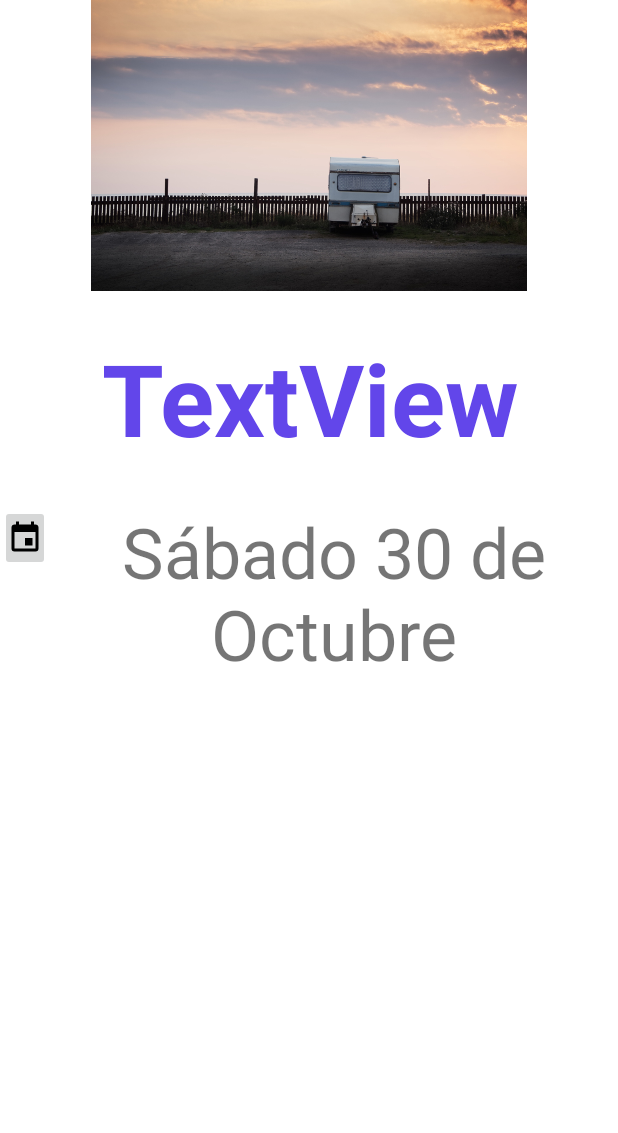
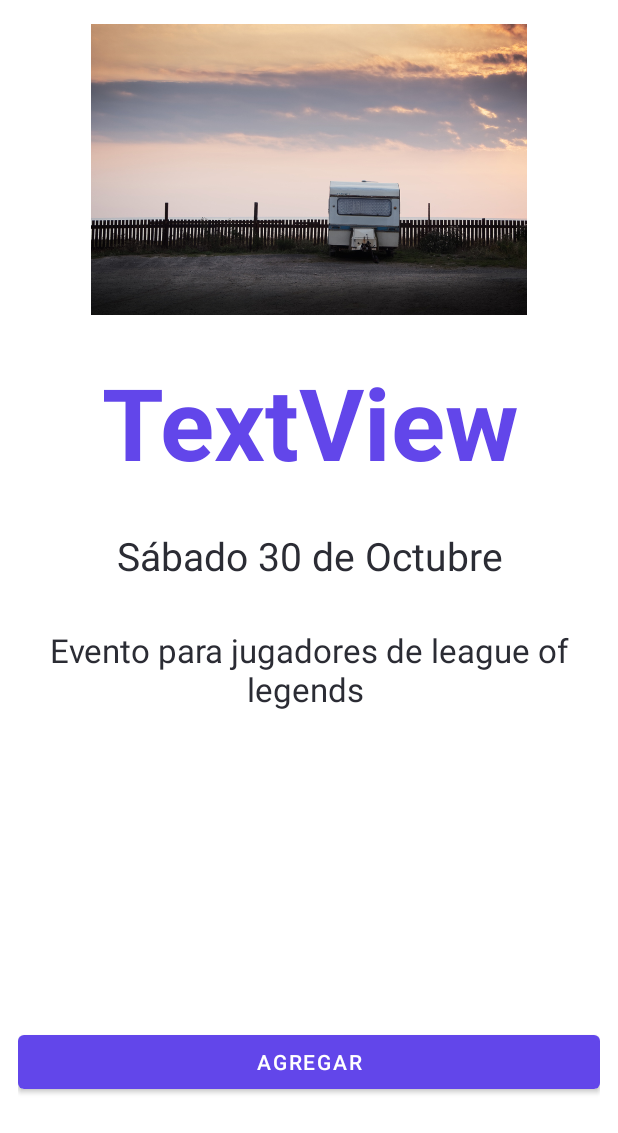
Before and after one commit to cenfo-418-teapot/Palfinder, an Android app: the layout fragment_event_detail.xml on its own in the app's theme, with its tools: preview values and no code run, on a phone screen of 412 x 824 dp. Shown: the top 1133 px of the screen. Run offline under Robolectric (Android 15) with nearby library versions, the phone set to English and light mode, and no system bars; Roboto replaces fonts that are not available here.

Commit message:
Detalles de Evento

```diff
--- a/app/src/main/res/layout/fragment_event_detail.xml
+++ b/app/src/main/res/layout/fragment_event_detail.xml
@@ -3,7 +3,8 @@
     xmlns:app="http://schemas.android.com/apk/res-auto"
     android:layout_width="match_parent"
     android:layout_height="match_parent"
-    android:orientation="vertical">
+    android:orientation="vertical"
+    style="@style/container">
 
     <LinearLayout
         android:layout_width="match_parent"
@@ -40,27 +41,56 @@
 
     <LinearLayout
         android:layout_width="match_parent"
-        android:layout_height="match_parent"
+        android:layout_height="66dp"
         android:orientation="horizontal">
-
-        <ImageButton
-            android:id="@+id/imageButton"
-            android:layout_width="100px"
-            android:layout_height="wrap_content"
-            android:layout_weight="1"
-            android:layout_marginTop="40px"
-            app:srcCompat="@drawable/ic_calendar" />
 
         <TextView
             android:id="@+id/evetDate"
             android:layout_width="match_parent"
             android:layout_height="wrap_content"
             android:layout_marginTop="40px"
+            android:layout_weight="1"
+            android:gravity="center"
             android:text="Sábado 30 de Octubre"
-            android:textSize="70px"
+            style="@style/Headline2" />
+
+
+    </LinearLayout>
+
+    <LinearLayout
+        android:layout_width="wrap_content"
+        android:layout_height="wrap_content"
+        android:orientation="horizontal">
+
+        <TextView
+            android:id="@+id/evetDescription"
+            style="@style/Headline4"
+            android:layout_width="match_parent"
+            android:layout_height="wrap_content"
+            android:layout_marginTop="40px"
+            android:layout_weight="1"
             android:gravity="center"
+            android:text="Evento para jugadores de league of legends " />
+
+
+    </LinearLayout>
+
+    <androidx.recyclerview.widget.RecyclerView
+        android:layout_width="match_parent"
+        android:layout_height="210dp" />
+
+    <LinearLayout
+        android:layout_width="match_parent"
+        android:layout_height="match_parent"
+        android:layout_weight="1"
+        android:orientation="horizontal">
+
+        <Button
+            android:id="@+id/button3"
+            android:layout_width="140dp"
+            android:layout_height="wrap_content"
             android:layout_weight="1"
-            />
+            android:text="Agregar" />
 
     </LinearLayout>
 
--- a/app/src/main/res/values/strings.xml
+++ b/app/src/main/res/values/strings.xml
@@ -97,7 +97,7 @@
     </string-array>
 
     <!-- Events List  -->
-    <string name="title_event_list">Event</string>
+    <string name="title_event_list">Event List</string>
 
     <!-- Add Event  -->
     <string name="title_event_create">Add Event</string>
```
